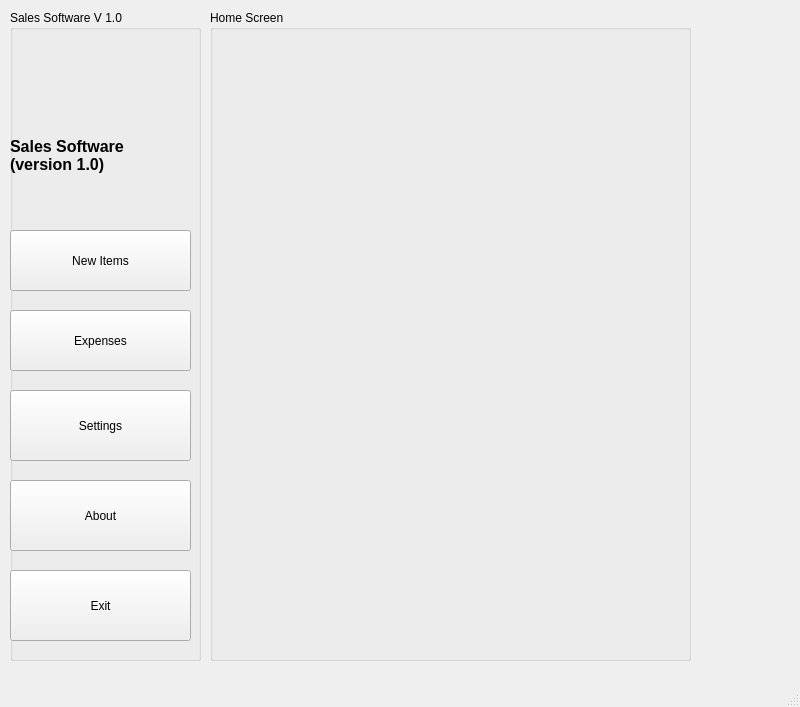
Above: designs/main_ui.ui from santoshki/sales_software before the change. Below: the same form after it.
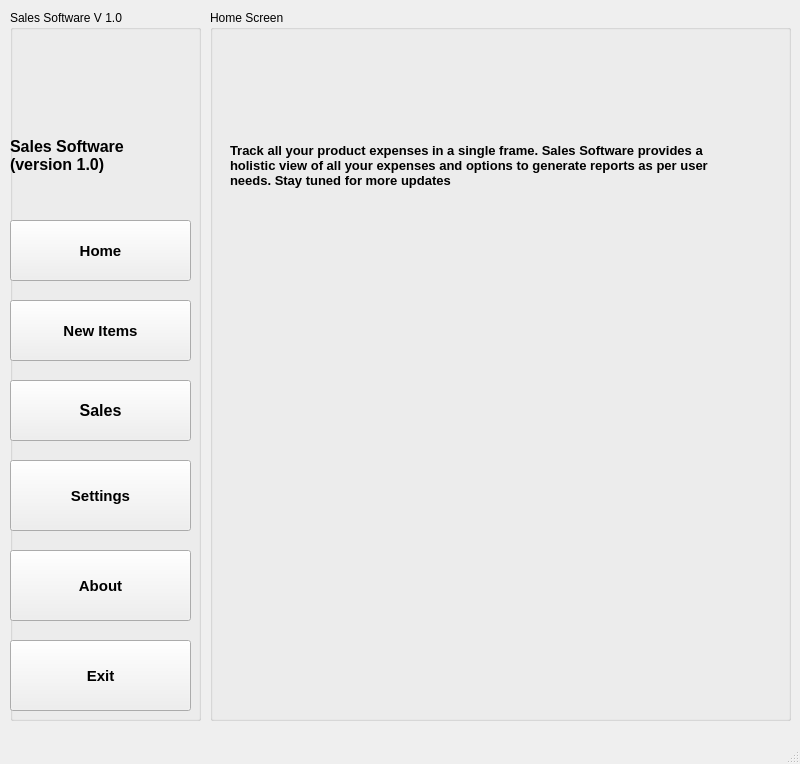
That is the form after the change.

Commit message: Updated main ui. Added functions for settings button.

Patch:
```diff
--- a/designs/main_ui.ui
+++ b/designs/main_ui.ui
@@ -7,7 +7,7 @@
     <x>0</x>
     <y>0</y>
     <width>800</width>
-    <height>707</height>
+    <height>764</height>
    </rect>
   </property>
   <property name="windowTitle">
@@ -20,7 +20,7 @@
       <x>10</x>
       <y>10</y>
       <width>191</width>
-      <height>651</height>
+      <height>711</height>
      </rect>
     </property>
     <property name="title">
@@ -30,11 +30,18 @@
      <property name="geometry">
       <rect>
        <x>0</x>
-       <y>220</y>
+       <y>290</y>
        <width>181</width>
        <height>61</height>
       </rect>
      </property>
+     <property name="font">
+      <font>
+       <pointsize>11</pointsize>
+       <weight>75</weight>
+       <bold>true</bold>
+      </font>
+     </property>
      <property name="text">
       <string>New Items</string>
      </property>
@@ -43,24 +50,38 @@
      <property name="geometry">
       <rect>
        <x>0</x>
-       <y>300</y>
+       <y>370</y>
        <width>181</width>
        <height>61</height>
       </rect>
      </property>
+     <property name="font">
+      <font>
+       <pointsize>12</pointsize>
+       <weight>75</weight>
+       <bold>true</bold>
+      </font>
+     </property>
      <property name="text">
-      <string>Expenses</string>
+      <string>Sales</string>
      </property>
     </widget>
     <widget class="QPushButton" name="pushButton_3">
      <property name="geometry">
       <rect>
        <x>0</x>
-       <y>380</y>
+       <y>450</y>
        <width>181</width>
        <height>71</height>
       </rect>
      </property>
+     <property name="font">
+      <font>
+       <pointsize>11</pointsize>
+       <weight>75</weight>
+       <bold>true</bold>
+      </font>
+     </property>
      <property name="text">
       <string>Settings</string>
      </property>
@@ -92,11 +113,18 @@
      <property name="geometry">
       <rect>
        <x>0</x>
-       <y>470</y>
+       <y>540</y>
        <width>181</width>
        <height>71</height>
       </rect>
      </property>
+     <property name="font">
+      <font>
+       <pointsize>11</pointsize>
+       <weight>75</weight>
+       <bold>true</bold>
+      </font>
+     </property>
      <property name="text">
       <string>About</string>
      </property>
@@ -105,28 +133,78 @@
      <property name="geometry">
       <rect>
        <x>0</x>
-       <y>560</y>
+       <y>630</y>
        <width>181</width>
        <height>71</height>
       </rect>
      </property>
+     <property name="font">
+      <font>
+       <pointsize>11</pointsize>
+       <weight>75</weight>
+       <bold>true</bold>
+      </font>
+     </property>
      <property name="text">
       <string>Exit</string>
      </property>
     </widget>
+    <widget class="QPushButton" name="new_items_button_2">
+     <property name="geometry">
+      <rect>
+       <x>0</x>
+       <y>210</y>
+       <width>181</width>
+       <height>61</height>
+      </rect>
+     </property>
+     <property name="font">
+      <font>
+       <pointsize>11</pointsize>
+       <weight>75</weight>
+       <bold>true</bold>
+      </font>
+     </property>
+     <property name="text">
+      <string>Home</string>
+     </property>
+    </widget>
    </widget>
    <widget class="QGroupBox" name="groupBox_2">
     <property name="geometry">
      <rect>
       <x>210</x>
       <y>10</y>
-      <width>481</width>
-      <height>651</height>
+      <width>581</width>
+      <height>711</height>
      </rect>
     </property>
     <property name="title">
      <string>Home Screen</string>
     </property>
+    <widget class="QLabel" name="label_2">
+     <property name="geometry">
+      <rect>
+       <x>20</x>
+       <y>50</y>
+       <width>511</width>
+       <height>211</height>
+      </rect>
+     </property>
+     <property name="font">
+      <font>
+       <pointsize>10</pointsize>
+       <weight>75</weight>
+       <bold>true</bold>
+      </font>
+     </property>
+     <property name="text">
+      <string>Track all your product expenses in a single frame. Sales Software provides a holistic view of all your expenses and options to generate reports as per user needs. Stay tuned for more updates</string>
+     </property>
+     <property name="wordWrap">
+      <bool>true</bool>
+     </property>
+    </widget>
    </widget>
   </widget>
   <widget class="QMenuBar" name="menubar">
```
Left out of the diff: 10 changed lines with no effect on the pictures. The commit also changes 7 other files.
